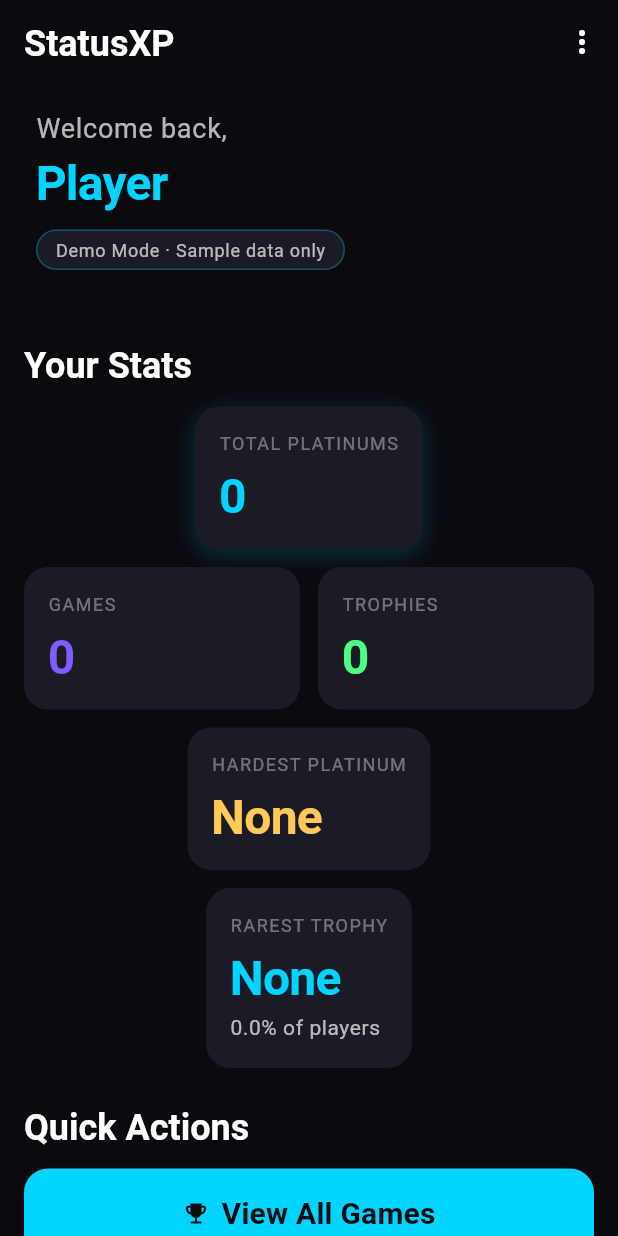
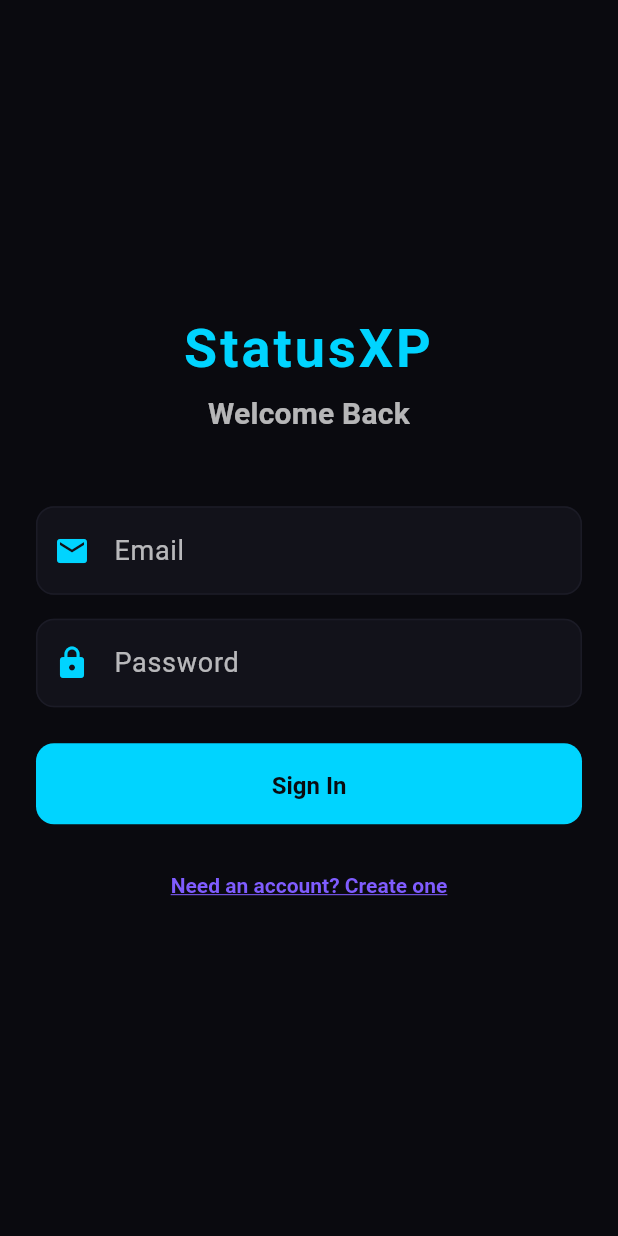
Before and after one commit to platinummorgan/statusxp, a Flutter app: the screen it shows after launch, on a phone screen of 412 x 824 dp. Run offline on Flutter 3.47's test engine with Material 3 defaults, Android fonts, the phone set to English and light mode, and no system bars; our stand-ins replace equatable, flutter_riverpod, go_router, screenshot, share_plus, shared_preferences and 1 more; accounts and stored records are empty.

Commit message:
feat(auth): add Supabase email/password authentication
- Created AuthService abstraction over Supabase Auth with signUp, signInWithPassword, signOut, and authStateChanges
- Implemented SignInScreen with email/password form validation and StatusXP theme
- Added AuthGate widget to control app access based on authentication state
- Updated Riverpod providers: authServiceProvider, authStateProvider, currentUserIdProvider, dataMigrationServiceProvider
- Removed demo-user-id fallback - app now requires authentication before accessing dashboard
- Updated DataMigrationService for per-user demo data seeding using userId-specific SharedPreferences keys
- Updated main.dart to use AuthGate as home, simplified initialization flow
- Created test helpers (test/helpers/test_helpers.dart) to bypass AuthGate in tests
- Updated all tests to use new test helpers - all 7 tests passing

Users must now sign in or sign up with email/password before accessing the StatusXP dashboard.
All database queries are scoped to the authenticated user's ID from Supabase auth.currentUser.
Demo sample data seeds once per user on their first login.

```diff
--- /dev/null
+++ b/lib/data/auth/auth_service.dart
@@ -0,0 +1,57 @@
+import 'package:supabase_flutter/supabase_flutter.dart';
+
+/// Service for managing Supabase authentication.
+///
+/// Provides a clean abstraction over Supabase Auth for email/password authentication,
+/// session management, and auth state changes.
+class AuthService {
+  final SupabaseClient _client;
+
+  AuthService(this._client);
+
+  /// Sign up a new user with email and password.
+  ///
+  /// Returns an [AuthResponse] containing the user and session if successful.
+  /// Throws [AuthException] if sign up fails (e.g., email already exists, weak password).
+  Future<AuthResponse> signUp({
+    required String email,
+    required String password,
+  }) async {
+    return await _client.auth.signUp(
+      email: email,
+      password: password,
+    );
+  }
+
+  /// Sign in an existing user with email and password.
+  ///
+  /// Returns an [AuthResponse] containing the user and session if successful.
+  /// Throws [AuthException] if credentials are invalid.
+  Future<AuthResponse> signInWithPassword({
+    required String email,
+    required String password,
+  }) async {
+    return await _client.auth.signInWithPassword(
+      email: email,
+      password: password,
+    );
+  }
+
+  /// Sign out the current user.
+  ///
+  /// Clears the session and revokes the refresh token.
+  Future<void> signOut() async {
+    await _client.auth.signOut();
+  }
+
+  /// Get the currently authenticated user.
+  ///
+  /// Returns the [User] if there is an active session, null otherwise.
+  User? get currentUser => _client.auth.currentUser;
+
+  /// Stream of authentication state changes.
+  ///
+  /// Emits an [AuthState] whenever the user signs in, signs out, or the token refreshes.
+  /// Use this to reactively update UI based on authentication status.
+  Stream<AuthState> get authStateChanges => _client.auth.onAuthStateChange;
+}
--- a/lib/main.dart
+++ b/lib/main.dart
@@ -1,9 +1,8 @@
 import 'package:flutter/material.dart';
 import 'package:flutter_riverpod/flutter_riverpod.dart';
 import 'package:statusxp/config/supabase_config.dart';
-import 'package:statusxp/data/data_migration_service.dart';
 import 'package:statusxp/theme/theme.dart';
-import 'package:statusxp/ui/navigation/app_router.dart';
+import 'package:statusxp/ui/screens/auth/auth_gate.dart';
 import 'package:supabase_flutter/supabase_flutter.dart';
 
 void main() async {
@@ -14,22 +13,7 @@
     anonKey: SupabaseConfig.supabaseAnonKey,
   );
 
-  // Run first-time data migration if needed
-  await _runInitialMigration();
-
   runApp(const ProviderScope(child: StatusXPApp()));
-}
-
-/// Run data migration on first app launch.
-Future<void> _runInitialMigration() async {
-  final client = Supabase.instance.client;
-  final migrationService = DataMigrationService(client);
-
-  // For demo purposes, we use a fixed demo user ID
-  // In a real app, this would be the authenticated user's ID
-  const demoUserId = 'demo-user-id';
-
-  await migrationService.migrateInitialData(demoUserId);
 }
 
 class StatusXPApp extends StatelessWidget {
@@ -37,11 +21,11 @@
 
   @override
   Widget build(BuildContext context) {
-    return MaterialApp.router(
+    return MaterialApp(
       title: 'StatusXP',
       debugShowCheckedModeBanner: false,
       theme: statusXPTheme,
-      routerConfig: appRouter,
+      home: const AuthGate(),
     );
   }
 }
--- a/lib/state/statusxp_providers.dart
+++ b/lib/state/statusxp_providers.dart
@@ -1,6 +1,8 @@
 import 'package:flutter_riverpod/flutter_riverpod.dart';
 import 'package:supabase_flutter/supabase_flutter.dart';
 
+import '../data/auth/auth_service.dart';
+import '../data/data_migration_service.dart';
 import '../data/repositories/supabase_game_repository.dart';
 import '../data/repositories/supabase_trophies_repository.dart';
 import '../data/repositories/supabase_user_stats_repository.dart';
@@ -14,17 +16,33 @@ final supabaseClientProvider = Provider<SupabaseClient>((ref) {
   return Supabase.instance.client;
 });
 
+/// Provider for the AuthService instance.
+final authServiceProvider = Provider<AuthService>((ref) {
+  final client = ref.watch(supabaseClientProvider);
+  return AuthService(client);
+});
+
+/// StreamProvider for authentication state changes.
+///
+/// Emits whenever the user signs in, signs out, or the token refreshes.
+final authStateProvider = StreamProvider<AuthState>((ref) {
+  final authService = ref.watch(authServiceProvider);
+  return authService.authStateChanges;
+});
+
 /// Provider for the current authenticated user ID.
 ///
 /// Returns null if no user is authenticated.
-/// For demo purposes during migration, falls back to a demo user ID.
+/// No fallback - authentication is now required.
 final currentUserIdProvider = Provider<String?>((ref) {
+  final authService = ref.watch(authServiceProvider);
+  return authService.currentUser?.id;
+});
+
+/// Provider for the DataMigrationService instance.
+final dataMigrationServiceProvider = Provider<DataMigrationService>((ref) {
   final client = ref.watch(supabaseClientProvider);
-  final user = client.auth.currentUser;
-
-  // For demo/migration: if no auth user, use a fixed demo user ID
-  // This will be replaced with proper auth flow later
-  return user?.id ?? 'demo-user-id';
+  return DataMigrationService(client);
 });
 
 /// Provider for the SupabaseGameRepository instance.
@@ -91,17 +109,22 @@ final userStatsCalculatorProvider = Provider<UserStatsCalculator>((ref) {
 /// Provider for the SupabaseGameEditService.
 ///
 /// This service handles game updates with automatic stats recalculation.
+/// Requires authenticated user.
 final gameEditServiceProvider = Provider<SupabaseGameEditService>((ref) {
   final gameRepo = ref.watch(gameRepositoryProvider);
   final statsRepo = ref.watch(userStatsRepositoryProvider);
   final calculator = ref.watch(userStatsCalculatorProvider);
   final userId = ref.watch(currentUserIdProvider);
 
+  if (userId == null) {
+    throw StateError('User must be authenticated to edit games');
+  }
+
   return SupabaseGameEditService(
     gameRepository: gameRepo,
     userStatsRepository: statsRepo,
     statsCalculator: calculator,
-    userId: userId ?? 'demo-user-id',
+    userId: userId,
   );
 });
 
--- /dev/null
+++ b/lib/ui/screens/auth/auth_gate.dart
@@ -0,0 +1,93 @@
+import 'package:flutter/material.dart';
+import 'package:flutter_riverpod/flutter_riverpod.dart';
+import 'package:statusxp/state/statusxp_providers.dart';
+import 'package:statusxp/ui/navigation/app_router.dart';
+import 'package:statusxp/ui/screens/auth/sign_in_screen.dart';
+
+/// Authentication gate that controls access to the main app.
+///
+/// Shows the sign-in screen when no user is authenticated,
+/// and the main app when a user is logged in.
+///
+/// Also handles first-time data migration for new users.
+class AuthGate extends ConsumerStatefulWidget {
+  const AuthGate({super.key});
+
+  @override
+  ConsumerState<AuthGate> createState() => _AuthGateState();
+}
+
+class _AuthGateState extends ConsumerState<AuthGate> {
+  bool _migrationChecked = false;
+
+  /// Run data migration for newly authenticated users.
+  Future<void> _checkAndRunMigration(String userId) async {
+    if (_migrationChecked) return;
+    _migrationChecked = true;
+
+    final migrationService = ref.read(dataMigrationServiceProvider);
+    await migrationService.migrateInitialData(userId);
+  }
+
+  @override
+  Widget build(BuildContext context) {
+    final authStateAsync = ref.watch(authStateProvider);
+
+    return authStateAsync.when(
+      data: (state) {
+        final user = state.session?.user;
+
+        if (user == null) {
+          // No authenticated user - show sign in screen
+          _migrationChecked = false; // Reset for next login
+          return const SignInScreen();
+        }
+
+        // User is authenticated - run migration if needed, then show main app
+        _checkAndRunMigration(user.id);
+
+        return const StatusXPMainApp();
+      },
+      loading: () => const Scaffold(
+        body: Center(
+          child: CircularProgressIndicator(),
+        ),
+      ),
+      error: (error, stack) => Scaffold(
+        body: Center(
+          child: Column(
+            mainAxisAlignment: MainAxisAlignment.center,
+            children: [
+              const Icon(Icons.error, color: Colors.red, size: 48),
+              const SizedBox(height: 16),
+              Text(
+                'Authentication error',
+                style: Theme.of(context).textTheme.titleLarge,
+              ),
+              const SizedBox(height: 8),
+              Text(
+                error.toString(),
+                style: Theme.of(context).textTheme.bodyMedium,
+                textAlign: TextAlign.center,
+              ),
+            ],
+          ),
+        ),
+      ),
+    );
+  }
+}
+
+/// Main app shell that wraps the router after authentication.
+class StatusXPMainApp extends StatelessWidget {
+  const StatusXPMainApp({super.key});
+
+  @override
+  Widget build(BuildContext context) {
+    // Use the existing router configuration
+    return MaterialApp.router(
+      routerConfig: appRouter,
+      debugShowCheckedModeBanner: false,
+    );
+  }
+}
--- /dev/null
+++ b/lib/ui/screens/auth/sign_in_screen.dart
@@ -0,0 +1,259 @@
+import 'package:flutter/material.dart';
+import 'package:flutter_riverpod/flutter_riverpod.dart';
+import 'package:supabase_flutter/supabase_flutter.dart';
+import 'package:statusxp/state/statusxp_providers.dart';
+import 'package:statusxp/theme/colors.dart';
+
+/// Sign in and sign up screen for Supabase email/password authentication.
+///
+/// Supports toggling between login and registration modes.
+/// Uses StatusXP theme with neon accents and dark background.
+class SignInScreen extends ConsumerStatefulWidget {
+  const SignInScreen({super.key});
+
+  @override
+  ConsumerState<SignInScreen> createState() => _SignInScreenState();
+}
+
+class _SignInScreenState extends ConsumerState<SignInScreen> {
+  final _emailController = TextEditingController();
+  final _passwordController = TextEditingController();
+  final _formKey = GlobalKey<FormState>();
+
+  bool _isLoginMode = true;
+  bool _isLoading = false;
+
+  @override
+  void dispose() {
+    _emailController.dispose();
+    _passwordController.dispose();
+    super.dispose();
+  }
+
+  /// Validate email format.
+  String? _validateEmail(String? value) {
+    if (value == null || value.isEmpty) {
+      return 'Email is required';
+    }
+    if (!value.contains('@')) {
+      return 'Please enter a valid email';
+    }
+    return null;
+  }
+
+  /// Validate password length.
+  String? _validatePassword(String? value) {
+    if (value == null || value.isEmpty) {
+      return 'Password is required';
+    }
+    if (value.length < 6) {
+      return 'Password must be at least 6 characters';
+    }
+    return null;
+  }
+
+  /// Handle sign in or sign up.
+  Future<void> _submit() async {
+    if (!_formKey.currentState!.validate()) {
+      return;
+    }
+
+    setState(() => _isLoading = true);
+
+    try {
+      final authService = ref.read(authServiceProvider);
+      final email = _emailController.text.trim();
+      final password = _passwordController.text;
+
+      if (_isLoginMode) {
+        await authService.signInWithPassword(
+          email: email,
+          password: password,
+        );
+      } else {
+        await authService.signUp(
+          email: email,
+          password: password,
+        );
+      }
+
+      // AuthGate will handle navigation automatically via auth state stream
+    } on AuthException catch (e) {
+      if (mounted) {
+        ScaffoldMessenger.of(context).showSnackBar(
+          SnackBar(
+            content: Text(e.message),
+            backgroundColor: Colors.red,
+          ),
+        );
+      }
+    } catch (e) {
+      if (mounted) {
+        ScaffoldMessenger.of(context).showSnackBar(
+          SnackBar(
+            content: Text('An error occurred: $e'),
+            backgroundColor: Colors.red,
+          ),
+        );
+      }
+    } finally {
+      if (mounted) {
+        setState(() => _isLoading = false);
+      }
+    }
+  }
+
+  @override
+  Widget build(BuildContext context) {
+    return Scaffold(
+      backgroundColor: backgroundDark,
+      body: SafeArea(
+        child: Center(
+          child: SingleChildScrollView(
+            padding: const EdgeInsets.all(24.0),
+            child: Form(
+              key: _formKey,
+              child: Column(
+                mainAxisAlignment: MainAxisAlignment.center,
+                crossAxisAlignment: CrossAxisAlignment.stretch,
+                children: [
+                  // App Title
+                  Text(
+                    'StatusXP',
+                    style: Theme.of(context).textTheme.displayLarge?.copyWith(
+                          color: accentPrimary,
+                          fontWeight: FontWeight.bold,
+                          letterSpacing: 2,
+                        ),
+                    textAlign: TextAlign.center,
+                  ),
+                  const SizedBox(height: 8),
+                  Text(
+                    _isLoginMode ? 'Welcome Back' : 'Create Account',
+                    style: Theme.of(context).textTheme.titleMedium?.copyWith(
+                          color: textSecondary,
+                        ),
+                    textAlign: TextAlign.center,
+                  ),
+                  const SizedBox(height: 48),
+
+                  // Email Field
+                  TextFormField(
+                    controller: _emailController,
+                    keyboardType: TextInputType.emailAddress,
+                    autofillHints: const [AutofillHints.email],
+                    style: const TextStyle(color: textPrimary),
+                    decoration: InputDecoration(
+                      labelText: 'Email',
+                      labelStyle: const TextStyle(color: textSecondary),
+                      prefixIcon: const Icon(Icons.email, color: accentPrimary),
+                      filled: true,
+                      fillColor: surfaceDark,
+                      border: OutlineInputBorder(
+                        borderRadius: BorderRadius.circular(12),
+                        borderSide: BorderSide.none,
+                      ),
+                      focusedBorder: OutlineInputBorder(
+                        borderRadius: BorderRadius.circular(12),
+                        borderSide: const BorderSide(color: accentPrimary, width: 2),
+                      ),
+                      errorBorder: OutlineInputBorder(
+                        borderRadius: BorderRadius.circular(12),
+                        borderSide: const BorderSide(color: Colors.red, width: 2),
+                      ),
+                    ),
+                    validator: _validateEmail,
+                    enabled: !_isLoading,
+                  ),
+                  const SizedBox(height: 16),
+
+                  // Password Field
+                  TextFormField(
+                    controller: _passwordController,
+                    obscureText: true,
+                    autofillHints: const [AutofillHints.password],
+                    style: const TextStyle(color: textPrimary),
+                    decoration: InputDecoration(
+                      labelText: 'Password',
+                      labelStyle: const TextStyle(color: textSecondary),
+                      prefixIcon: const Icon(Icons.lock, color: accentPrimary),
+                      filled: true,
+                      fillColor: surfaceDark,
+                      border: OutlineInputBorder(
+                        borderRadius: BorderRadius.circular(12),
+                        borderSide: BorderSide.none,
+                      ),
+                      focusedBorder: OutlineInputBorder(
+                        borderRadius: BorderRadius.circular(12),
+                        borderSide: const BorderSide(color: accentPrimary, width: 2),
+                      ),
+                      errorBorder: OutlineInputBorder(
+                        borderRadius: BorderRadius.circular(12),
+                        borderSide: const BorderSide(color: Colors.red, width: 2),
+                      ),
+                    ),
+                    validator: _validatePassword,
+                    enabled: !_isLoading,
+                  ),
+                  const SizedBox(height: 24),
+
+                  // Submit Button
+                  ElevatedButton(
+                    onPressed: _isLoading ? null : _submit,
+                    style: ElevatedButton.styleFrom(
+                      backgroundColor: accentPrimary,
+                      foregroundColor: backgroundDark,
+                      padding: const EdgeInsets.symmetric(vertical: 16),
+                      shape: RoundedRectangleBorder(
+                        borderRadius: BorderRadius.circular(12),
+                      ),
+                      elevation: 0,
+                    ),
+                    child: _isLoading
+                        ? const SizedBox(
+                            height: 20,
+                            width: 20,
+                            child: CircularProgressIndicator(
+                              strokeWidth: 2,
+                              valueColor: AlwaysStoppedAnimation(backgroundDark),
+                            ),
+                          )
+                        : Text(
+                            _isLoginMode ? 'Sign In' : 'Create Account',
+                            style: const TextStyle(
+                              fontSize: 16,
+                              fontWeight: FontWeight.bold,
+                            ),
+                          ),
+                  ),
+                  const SizedBox(height: 16),
+
+                  // Toggle Mode Button
+                  TextButton(
+                    onPressed: _isLoading
+                        ? null
+                        : () {
+                            setState(() {
+                              _isLoginMode = !_isLoginMode;
+                              _formKey.currentState?.reset();
+                            });
+                          },
+                    child: Text(
+                      _isLoginMode
+                          ? "Need an account? Create one"
+                          : "Already have an account? Sign in",
+                      style: const TextStyle(
+                        color: accentSecondary,
+                        decoration: TextDecoration.underline,
+                      ),
+                    ),
+                  ),
+                ],
+              ),
+            ),
+          ),
+        ),
+      ),
+    );
+  }
+}
```
Also changed, not shown: lib/data/data_migration_service.dart (+14 -11 lines), 5 other files.
